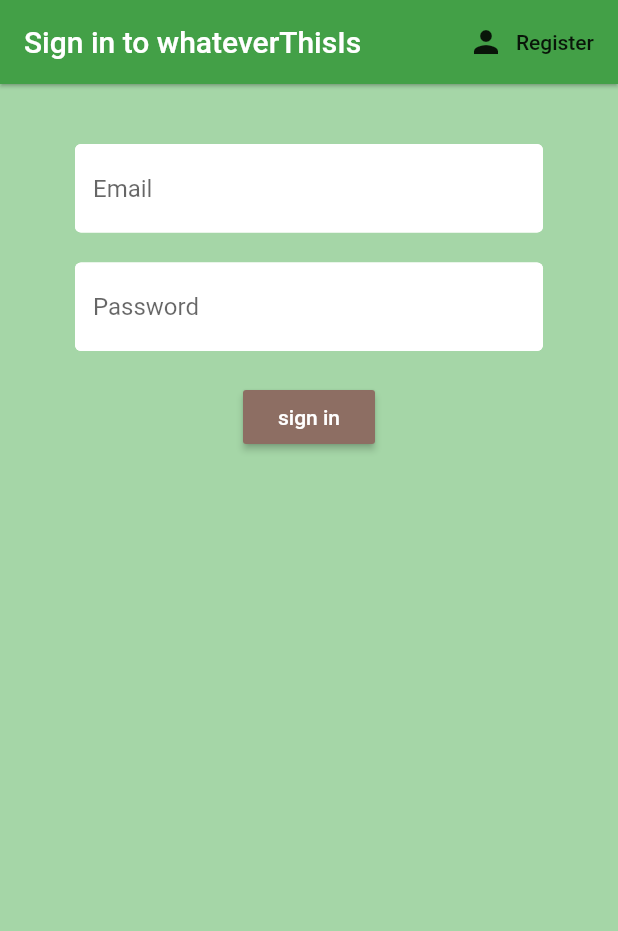
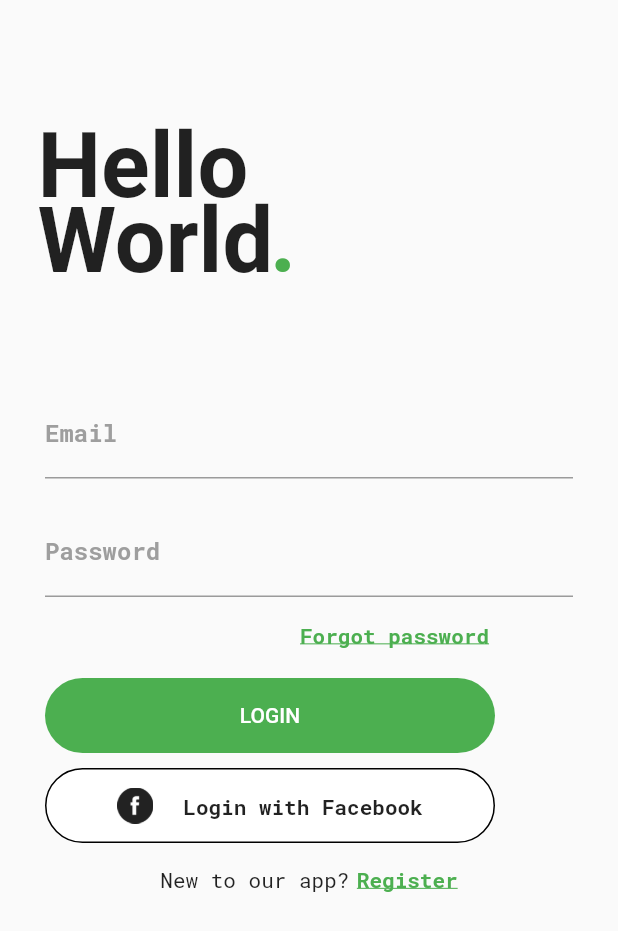
Before and after one commit to totallynotnitin/Flitter_Test, a Flutter app: the screen it shows after launch, on a phone screen of 412 x 824 dp. Shown: the top 931 px of the screen. Run offline on Flutter 3.47's test engine with Material 2 defaults, Android fonts, the phone set to English and light mode, and no system bars; our stand-ins replace firebase_auth, flutter_spinkit; accounts and stored records are empty.

Commit message:
WhiteUI
Null

```diff
--- a/LoginSignup/lib/Activities/authenticate/authenticate.dart
+++ b/LoginSignup/lib/Activities/authenticate/authenticate.dart
@@ -1,5 +1,5 @@
-import 'package:LoginSignup/Activities/authenticate/register.dart';
-import 'package:LoginSignup/Activities/authenticate/sign_in.dart';
+import 'package:LoginSignup/Activities/authenticate/SignUp.dart';
+import 'package:LoginSignup/Activities/authenticate/signin.dart';
 import 'package:flutter/material.dart';
 
 class Authenticate extends StatefulWidget {
@@ -18,9 +18,9 @@ class _AuthenticateState extends State<Authenticate> {
   @override
   Widget build(BuildContext context) {
     if(showSignIn){
-      return SignIn(toggleView: toggleView);
+      return SigningIn(toggleView: toggleView);
     }else{
-      return Register(toggleView: toggleView);
+      return SignUp(toggleView: toggleView);
     }
   }
 }
--- /dev/null
+++ b/LoginSignup/lib/Activities/authenticate/signIn.dart
@@ -0,0 +1,212 @@
+import 'package:flutter/material.dart';
+import 'package:LoginSignup/Services/auth.dart';
+import 'package:LoginSignup/Shared/constants.dart';
+import 'package:LoginSignup/Shared/loading.dart';
+
+class SigningIn extends StatefulWidget {
+  final Function toggleView;
+  SigningIn({this.toggleView});
+
+  @override
+  _SigningInState createState() => _SigningInState();
+}
+
+class _SigningInState extends State<SigningIn> {
+  final AuthService _auth = AuthService();
+  final _formkey = GlobalKey<FormState>();
+  bool loading = false;
+  //text field
+  String email = '';
+  String pass = '';
+  String error = '';
+
+  @override
+  Widget build(BuildContext context) {
+    return loading
+        ? Loading()
+        : Scaffold(
+            resizeToAvoidBottomInset: false,
+            body: Form(
+
+              key: _formkey,
+              child: Column(
+
+                crossAxisAlignment: CrossAxisAlignment.start,
+                children: <Widget>[
+                  Container(
+                    margin: EdgeInsets.symmetric(horizontal: 10.0),
+                    child: Stack(
+                      children: <Widget>[
+                        Container(
+                          padding: EdgeInsets.fromLTRB(15.0, 75.0, 0.0, 0.0),
+                          child: Text(
+                            'Hello',
+                            style: TextStyle(
+                                fontSize: 60.0, fontWeight: FontWeight.bold),
+                          ),
+                        ),
+                        Container(
+                          padding: EdgeInsets.fromLTRB(15.0, 125.0, 0.0, 0.0),
+                          child: Text(
+                            'World',
+                            style: TextStyle(
+                                fontSize: 60.0, fontWeight: FontWeight.bold),
+                          ),
+                        ),
+                        Container(
+                          padding: EdgeInsets.fromLTRB(170.0, 125.0, 0.0, 0.0),
+                          child: Text(
+                            '.',
+                            style: TextStyle(
+                                fontSize: 60.0,
+                                fontWeight: FontWeight.bold,
+                                color: Colors.green),
+                          ),
+                        )
+                      ],
+                    ),
+                  ),
+                  SizedBox(height: 30.0),
+                  Container(
+                    margin: EdgeInsets.symmetric(horizontal: 10.0),
+                    padding:
+                        EdgeInsets.only(top: 35.0, left: 20.0, right: 20.0),
+                    child: Column(
+                      children: <Widget>[
+                        TextFormField(
+                            decoration:
+                                textInputDeco.copyWith(labelText: 'Email'),
+                            validator: (val) =>
+                                val.isEmpty ? 'Enter an email' : null,
+                            onChanged: (val) {
+                              setState(() => email = val);
+                            }),
+                        SizedBox(height: 20.0),
+                        TextFormField(
+                          decoration:
+                              textInputDeco.copyWith(labelText: 'Password'),
+                          obscureText: true,
+                          validator: (val) =>
+                              val.length < 6 ? 'Enter complete password' : null,
+                          onChanged: (val) {
+                            setState(() => pass = val);
+                          },
+                        ),
+                      ],
+                    ),
+                  ),
+                  Padding(
+                    padding: EdgeInsets.only(left: 30.0),
+                    child: Text(
+                      error,
+                      style: TextStyle(color: Colors.red, fontSize: 14.0),
+                    ),
+                  ),
+                  SizedBox(height: 0.0),
+                  Container(
+                    margin: EdgeInsets.symmetric(horizontal: 10.0),
+                    padding: EdgeInsets.only(left: 190.0),
+                    child: InkWell(
+                      child: Text(
+                        'Forgot password',
+                        style: TextStyle(
+                            fontFamily: 'RobotoMono',
+                            fontStyle: FontStyle.normal,
+                            fontWeight: FontWeight.bold,
+                            color: Colors.green,
+                            decoration: TextDecoration.underline),
+                      ),
+                    ),
+                  ),
+                  SizedBox(height: 20.0),
+                  Container(
+                    margin: EdgeInsets.symmetric(horizontal: 10.0),
+                    padding: EdgeInsets.only(left: 20.0),
+                    child: SizedBox(
+                      width: 300.0,
+                      height: 50.0,
+                      child: FlatButton(
+                          color: Colors.green,
+                          shape: RoundedRectangleBorder(
+                              borderRadius: BorderRadius.circular(40.0)),
+                          child: Text('LOGIN'),
+                          textColor: Colors.white,
+                          onPressed: () async {
+                            if (_formkey.currentState.validate()) {
+                              setState(() {
+                                loading = true;
+                              });
+                              dynamic result =
+                                  await _auth.signwemailpass(email, pass);
+                              if (result == null) {
+                                setState(() {
+                                  error = 'Email or password is wrong';
+                                  loading = false;
+                                });
+                              }
+                            }
+                          }),
+                    ),
+                  ),
+                  SizedBox(height: 10.0),
+                  Container(
+                    margin: EdgeInsets.symmetric(horizontal: 10.0),
+                    padding: EdgeInsets.only(left: 20.0),
+                    child: SizedBox(
+                      width: 300.0,
+                      height: 50.0,
+                      child: FlatButton(
+                          color: Colors.white,
+                          shape: RoundedRectangleBorder(
+                            borderRadius: BorderRadius.circular(40.0),
+                            side: BorderSide(color: Colors.black),
+                          ),
+                          child: Row(
+                            mainAxisAlignment: MainAxisAlignment.center,
+                            children: <Widget>[
+                              Center(
+                                child:
+                                    ImageIcon(AssetImage('assets/fbicon.png')),
+                              ),
+                              SizedBox(width: 20.0),
+                              Center(
+                                child: Text(
+                                  'Login with Facebook',
+                                  style: TextStyle(
+                                      fontWeight: FontWeight.bold,
+                                      fontFamily: 'RobotoMono'),
+                                ),
+                              ),
+                            ],
+                          ),
+                          onPressed: () {}),
+                    ),
+                  ),
+                  SizedBox(height: 15.0),
+                  Row(
+                    mainAxisAlignment: MainAxisAlignment.center,
+                    children: <Widget>[
+                      Text(
+                        'New to our app?',
+                        style: TextStyle(fontFamily: 'RobotoMono'),
+                      ),
+                      SizedBox(width: 5.0),
+                      InkWell(
+                        onTap: () {
+                          widget.toggleView();
+                        },
+                        child: Text('Register',
+                            style: TextStyle(
+                                color: Colors.green,
+                                fontFamily: 'RobotoMono',
+                                fontWeight: FontWeight.bold,
+                                decoration: TextDecoration.underline)),
+                      ),
+                    ],
+                  )
+                ],
+              ),
+            ),
+          );
+  }
+}
--- a/LoginSignup/lib/Activities/authenticate/sign_in.dart
+++ /dev/null
@@ -1,101 +0,0 @@
-import 'package:LoginSignup/Services/auth.dart';
-import 'package:LoginSignup/Shared/constants.dart';
-import 'package:LoginSignup/Shared/loading.dart';
-import 'package:flutter/material.dart';
-
-class SignIn extends StatefulWidget {
-
-  final Function toggleView;
-  SignIn({ this.toggleView});
-
-  @override
-  _SignInState createState() => _SignInState();
-}
-
-class _SignInState extends State<SignIn> {
-  final AuthService _auth = AuthService();
-  final _formkey = GlobalKey<FormState>();
-  bool loading= false;
-  //text field
-  String email = '';
-  String pass = '';
-  String error = '';
-
-  @override
-  Widget build(BuildContext context) {
-    return loading? Loading() : Scaffold(
-
-      backgroundColor: Colors.green[200],
-      appBar: AppBar(
-        backgroundColor: Colors.green[600],
-
-        elevation: 1.0,
-        title: Text('Sign in to whateverThisIs'),
-        actions: <Widget>[
-          FlatButton.icon(onPressed: () {widget.toggleView();}, icon: Icon(Icons.person), label: Text('Register'))
-        ],
-      ),
-      body: Container(
-        padding: EdgeInsets.symmetric(vertical: 20.0, horizontal: 50.0),
-        child: Form(
-          key: _formkey,
-          child:Column(
-            children: <Widget>[
-              SizedBox(height: 20.0),
-              TextFormField(
-                decoration: textInputDeco.copyWith(hintText: 'Email'),
-                validator: (val) =>val.isEmpty ? 'Enter an email' :null,
-                onChanged: (val) {
-                  setState(() => email = val);
-                }
-              ),
-
-              SizedBox(height: 20.0),
-              TextFormField(
-
-                validator: (val) =>val.length < 6 ? 'Enter complete password' :null,
-                decoration: textInputDeco.copyWith(hintText: 'Password'),
-                obscureText: true,
-                onChanged: (val){
-                  setState(() => pass = val);
-                },
-              ),
-
-              SizedBox(height: 20.0),
-              RaisedButton(
-                color: Colors.brown[400],
-                child: Text('sign in',
-                style: TextStyle(color: Colors.white),
-                ),
-
-
-
-
-                onPressed: () async {
-                  if (_formkey.currentState.validate()){
-                    setState(() {
-                      loading =true;
-                    });
-                    dynamic result = await _auth.signwemailpass(email, pass);
-                    if (result == null) {
-                      setState(() {
-                        error = 'Email or password is wrong';
-                        loading=false;
-                      });
-                    }
-                  }
-                }
-              ),
-              SizedBox(height: 12.0),
-              Text(
-                error,
-                style: TextStyle(color: Colors.red, fontSize: 14.0),
-              )
-            ],
-
-        ),
-      ),
-    ),
-    );
-  }
-}
--- a/LoginSignup/lib/Shared/constants.dart
+++ b/LoginSignup/lib/Shared/constants.dart
@@ -1,13 +1,21 @@
 import 'package:flutter/material.dart';
 
 const textInputDeco = InputDecoration(
-
-  fillColor: Colors.white,
-  filled: true,
-  enabledBorder: OutlineInputBorder(
-      borderSide: BorderSide(color: Colors.white, width: 2.0)
-      ),
-  focusedBorder: OutlineInputBorder(
-      borderSide: BorderSide(color: Colors.green, width: 2.0)
-      ),
+//  fillColor: Colors.white,
+//  filled: true,
+//  enabledBorder: OutlineInputBorder(
+//      borderSide: BorderSide(color: Colors.white, width: 2.0)
+//      ),
+//  focusedBorder: OutlineInputBorder(
+//      borderSide: BorderSide(color: Colors.green, width: 2.0)
+//      ),
+  labelStyle: TextStyle(
+    fontFamily: 'RobotoMono',
+    fontStyle: FontStyle.normal,
+    fontWeight: FontWeight.bold,
+    color: Colors.grey,
+  ),
+  focusedBorder: UnderlineInputBorder(
+    borderSide: BorderSide(color: Colors.green),
+  ),
 );
--- a/LoginSignup/lib/Shared/loading.dart
+++ b/LoginSignup/lib/Shared/loading.dart
@@ -7,10 +7,10 @@ class Loading extends StatelessWidget {
   @override
   Widget build(BuildContext context) {
     return Container(
-      color: Colors.green[200],
+      color: Colors.white,
       child: Center(
         child: SpinKitFadingCube(
-          color: Colors.green[600],
+          color: Colors.green,
           size: 50.0,
           ),
       ),
```
Also changed, not shown: LoginSignup/lib/Activities/authenticate/SignUp.dart (added, +211 -0 lines), LoginSignup/lib/Activities/authenticate/register.dart (deleted, +0 -103 lines), LoginSignup/lib/Activities/home/home.dart (+4 -4 lines), LoginSignup/pubspec.yaml (+6 -6 lines), LoginSignup/assets/fbicon.png (added), LoginSignup/assets/fonts/RobotoMono-VariableFont_wght.ttf (added).
